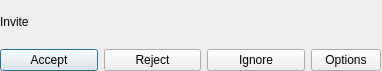
Before: the Qt Designer form ui/invite.ui in gitter-badger/simplechatclient, drawn with Qt 5.
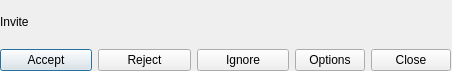
After: the same form once the commit is applied. Icons and pictures are not drawn.

Commit message: fixed offline part 1; fixed invite layout

The edit to the form file:
```diff
--- a/ui/invite.ui
+++ b/ui/invite.ui
@@ -6,19 +6,19 @@
    <rect>
     <x>0</x>
     <y>0</y>
-    <width>382</width>
+    <width>452</width>
     <height>71</height>
    </rect>
   </property>
   <property name="minimumSize">
    <size>
-    <width>382</width>
+    <width>452</width>
     <height>71</height>
    </size>
   </property>
   <property name="maximumSize">
    <size>
-    <width>382</width>
+    <width>452</width>
     <height>71</height>
    </size>
   </property>
@@ -34,7 +34,7 @@
     <rect>
      <x>0</x>
      <y>0</y>
-     <width>381</width>
+     <width>451</width>
      <height>71</height>
     </rect>
    </property>
@@ -106,6 +106,19 @@
         </property>
        </widget>
       </item>
+      <item>
+       <widget class="QDialogButtonBox" name="buttonBox">
+        <property name="sizePolicy">
+         <sizepolicy hsizetype="Fixed" vsizetype="Fixed">
+          <horstretch>0</horstretch>
+          <verstretch>0</verstretch>
+         </sizepolicy>
+        </property>
+        <property name="standardButtons">
+         <set>QDialogButtonBox::Close</set>
+        </property>
+       </widget>
+      </item>
      </layout>
     </item>
    </layout>
```
The commit also changes 11 other files.
